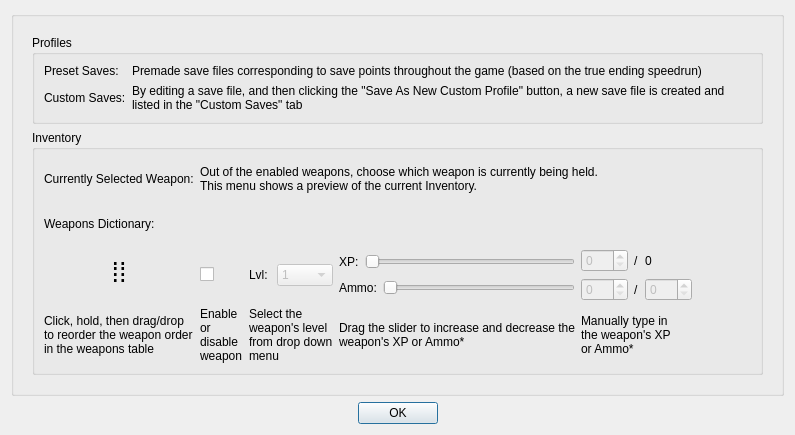
Before: the Qt Designer form dialog.ui in JordanViramontes/Cave-Story-Profile-Manager, drawn with Qt 5.
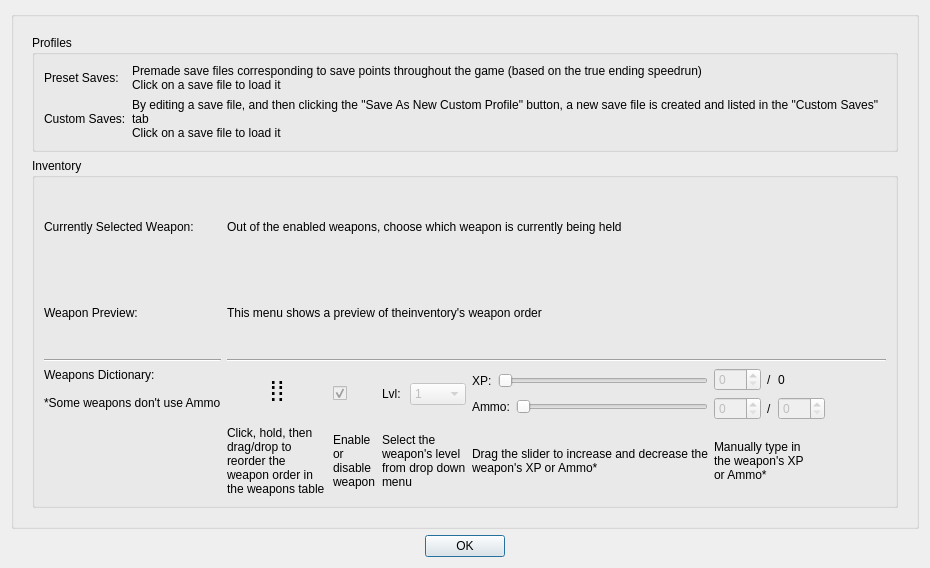
After: the same form once the commit is applied. The open tabs and pages were chosen to show the change.

Commit message: added buttons for simple run, and health bar

What changed in the file:
```diff
--- a/dialog.ui
+++ b/dialog.ui
@@ -6,8 +6,8 @@
    <rect>
     <x>0</x>
     <y>0</y>
-    <width>795</width>
-    <height>435</height>
+    <width>930</width>
+    <height>568</height>
    </rect>
   </property>
   <property name="sizePolicy">
@@ -73,7 +73,8 @@
                     </sizepolicy>
                    </property>
                    <property name="text">
-                    <string>Premade save files corresponding to save points throughout the game (based on the true ending speedrun)</string>
+                    <string>Premade save files corresponding to save points throughout the game (based on the true ending speedrun)
+Click on a save file to load it</string>
                    </property>
                   </widget>
                  </item>
@@ -87,7 +88,8 @@
                  <item row="1" column="1">
                   <widget class="QLabel" name="label_14">
                    <property name="text">
-                    <string>By editing a save file, and then clicking the &quot;Save As New Custom Profile&quot; button, a new save file is created and listed in the &quot;Custom Saves&quot; tab</string>
+                    <string>By editing a save file, and then clicking the &quot;Save As New Custom Profile&quot; button, a new save file is created and listed in the &quot;Custom Saves&quot; tab
+Click on a save file to load it</string>
                    </property>
                    <property name="wordWrap">
                     <bool>true</bool>
@@ -111,23 +113,24 @@
                <string>Inventory</string>
               </property>
               <layout class="QGridLayout" name="gridLayout_6">
-               <item row="2" column="0">
-                <widget class="QLabel" name="label_3">
-                 <property name="frameShadow">
-                  <enum>QFrame::Shadow::Sunken</enum>
-                 </property>
-                 <property name="text">
-                  <string>Weapons Dictionary: </string>
-                 </property>
-                </widget>
-               </item>
-               <item row="3" column="0">
+               <item row="0" column="0">
+                <layout class="QGridLayout" name="gridLayout_11">
+                 <item row="3" column="1">
                 <layout class="QGridLayout" name="gridLayout_7">
                  <item row="0" column="1">
                   <widget class="QCheckBox" name="enableCheck">
+                     <property name="enabled">
+                      <bool>false</bool>
+                     </property>
+                     <property name="focusPolicy">
+                      <enum>Qt::FocusPolicy::StrongFocus</enum>
+                     </property>
                    <property name="text">
                     <string/>
                    </property>
+                     <property name="checked">
+                      <bool>true</bool>
+                     </property>
                   </widget>
                  </item>
                  <item row="0" column="0">
@@ -213,13 +216,13 @@
                   <widget class="QLabel" name="label_5">
                    <property name="minimumSize">
                     <size>
-                     <width>150</width>
+                       <width>100</width>
                      <height>0</height>
                     </size>
                    </property>
                    <property name="maximumSize">
                     <size>
-                     <width>200</width>
+                       <width>100</width>
                      <height>16777215</height>
                     </size>
                    </property>
@@ -476,29 +479,69 @@
                  </item>
                 </layout>
                </item>
+                 <item row="1" column="1">
+                  <widget class="QLabel" name="label_15">
+                   <property name="text">
+                    <string>This menu shows a preview of theinventory's weapon order</string>
+                   </property>
+                  </widget>
+                 </item>
+                 <item row="3" column="0">
+                  <widget class="QLabel" name="label_3">
+                   <property name="frameShadow">
+                    <enum>QFrame::Shadow::Sunken</enum>
+                   </property>
+                   <property name="text">
+                    <string>Weapons Dictionary:
+
+*Some weapons don't use Ammo</string>
+                   </property>
+                   <property name="alignment">
+                    <set>Qt::AlignmentFlag::AlignLeading|Qt::AlignmentFlag::AlignLeft|Qt::AlignmentFlag::AlignTop</set>
+                   </property>
+                  </widget>
+                 </item>
+                 <item row="0" column="1">
+                  <widget class="QLabel" name="label_2">
+                   <property name="sizePolicy">
+                    <sizepolicy hsizetype="MinimumExpanding" vsizetype="Preferred">
+                     <horstretch>0</horstretch>
+                     <verstretch>0</verstretch>
+                    </sizepolicy>
+                   </property>
+                   <property name="text">
+                    <string>Out of the enabled weapons, choose which weapon is currently being held</string>
+                   </property>
+                   <property name="wordWrap">
+                    <bool>true</bool>
+                   </property>
+                  </widget>
+                 </item>
+                 <item row="1" column="0">
+                  <widget class="QLabel" name="label_4">
+                   <property name="text">
+                    <string>Weapon Preview:</string>
+                   </property>
+                  </widget>
+                 </item>
                <item row="0" column="0">
-                <layout class="QHBoxLayout" name="horizontalLayout">
-                 <item>
                   <widget class="QLabel" name="label_11">
                    <property name="text">
                     <string>Currently Selected Weapon:</string>
                    </property>
                   </widget>
                  </item>
-                 <item>
-                  <widget class="QLabel" name="label_2">
-                   <property name="sizePolicy">
-                    <sizepolicy hsizetype="MinimumExpanding" vsizetype="Preferred">
-                     <horstretch>0</horstretch>
-                     <verstretch>0</verstretch>
-                    </sizepolicy>
+                 <item row="2" column="0">
+                  <widget class="Line" name="line">
+                   <property name="orientation">
+                    <enum>Qt::Orientation::Horizontal</enum>
                    </property>
-                   <property name="text">
-                    <string>Out of the enabled weapons, choose which weapon is currently being held.
-This menu shows a preview of the current Inventory.</string>
-                   </property>
-                   <property name="wordWrap">
-                    <bool>true</bool>
+                  </widget>
+                 </item>
+                 <item row="2" column="1">
+                  <widget class="Line" name="line_2">
+                   <property name="orientation">
+                    <enum>Qt::Orientation::Horizontal</enum>
                    </property>
                   </widget>
                  </item>
```
Left out of the diff: 2 changed lines with no effect on the pictures. Lines whose indentation alone changed are shown as unchanged. The commit also changes 1 other file.
